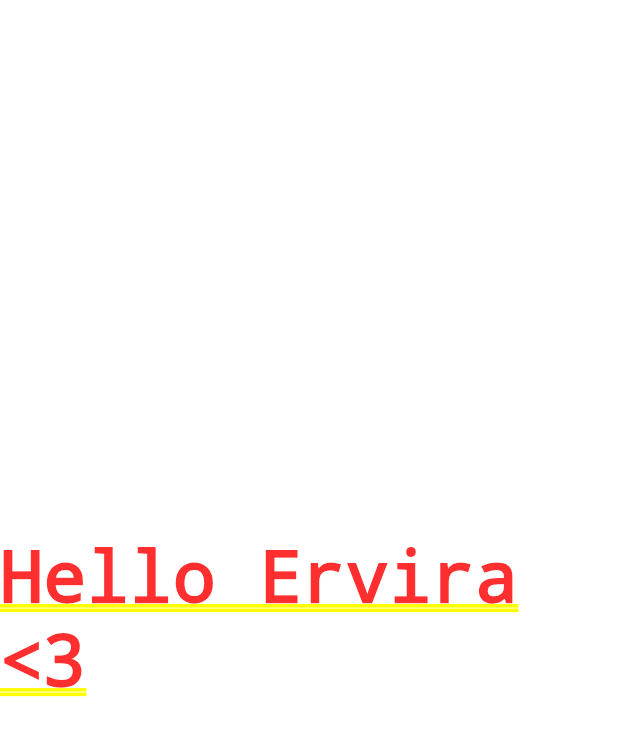
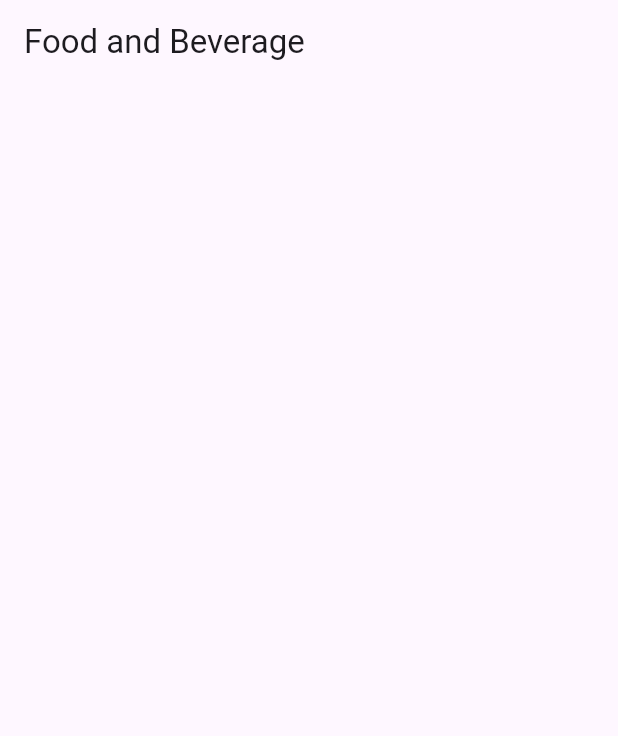
Before and after one commit to JabbarHakim/Website-Mobile, a Flutter app: the screen it shows after launch, on a phone screen of 412 x 824 dp. Shown: the top 736 px of the screen. Run offline on Flutter 3.47's test engine with Material 3 defaults, Android fonts, the phone set to English and light mode, and no system bars.

Commit message:
Adding Scaffold for appBar in Application

```diff
--- a/foodnbeverage/lib/main.dart
+++ b/foodnbeverage/lib/main.dart
@@ -2,8 +2,10 @@ import 'package:flutter/material.dart';
 
 void main() {
   runApp(MaterialApp(
-    home: Center(
-    child: Text("Hello Ervira <3"),
-  )
+    home: Scaffold(
+      appBar: AppBar(
+        title: Text("Food and Beverage"),
+        ),
+      ),
   ));
 }
```
